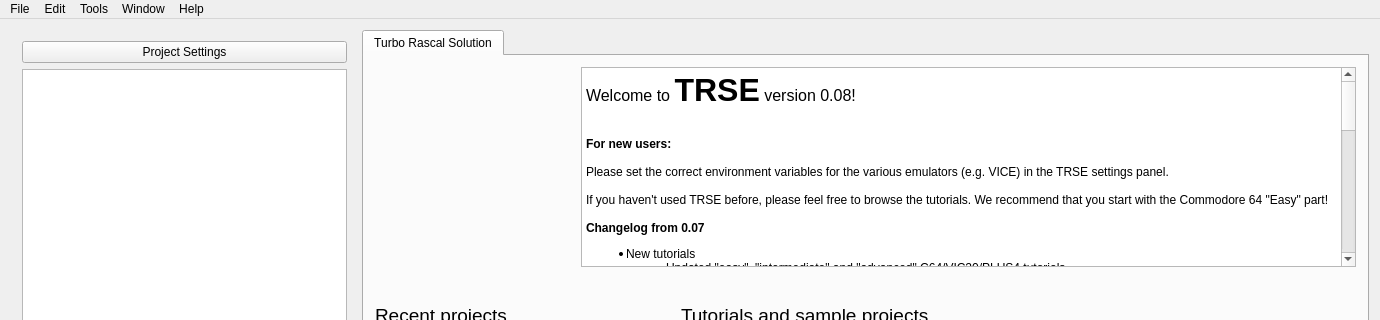
leuat/TRSE, file mainwindow.ui: the form before one commit; both pictures show x 0 to 1380 and y 0 to 320 of the 1380 by 720 pixel window.
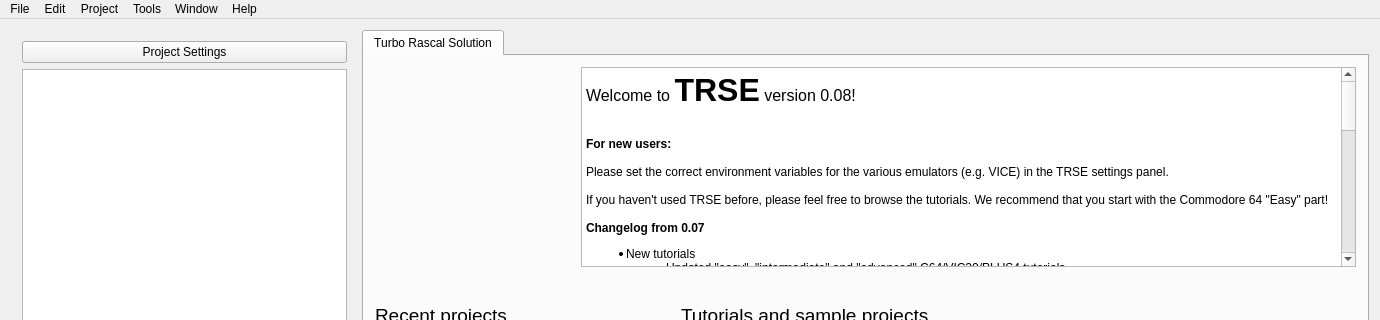
The form after the commit. Icons and pictures are not drawn.

```diff
--- a/mainwindow.ui
+++ b/mainwindow.ui
@@ -451,8 +451,19 @@
     <addaction name="actionClose_current"/>
     <addaction name="actionClose_all"/>
    </widget>
+   <widget class="QMenu" name="menuProject">
+    <property name="title">
+     <string>Project</string>
+    </property>
+    <addaction name="actionBuild_C_b"/>
+    <addaction name="actionBuild_All"/>
+    <addaction name="action_Run"/>
+    <addaction name="action_Memory_map_C_u"/>
+    <addaction name="action_Project_Settings"/>
+   </widget>
    <addaction name="menuFile"/>
    <addaction name="menuEdit"/>
+   <addaction name="menuProject"/>
    <addaction name="menuTools"/>
    <addaction name="menuWindow"/>
    <addaction name="menuHelp"/>
```
Left out of the diff: 25 changed lines with no effect on the pictures.
